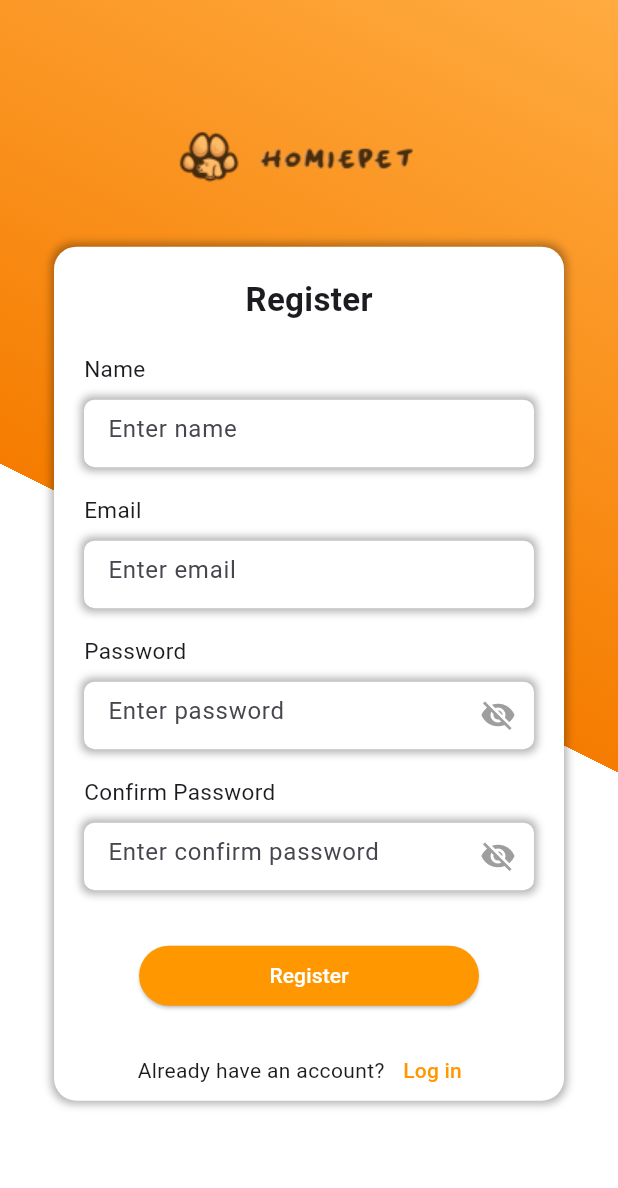
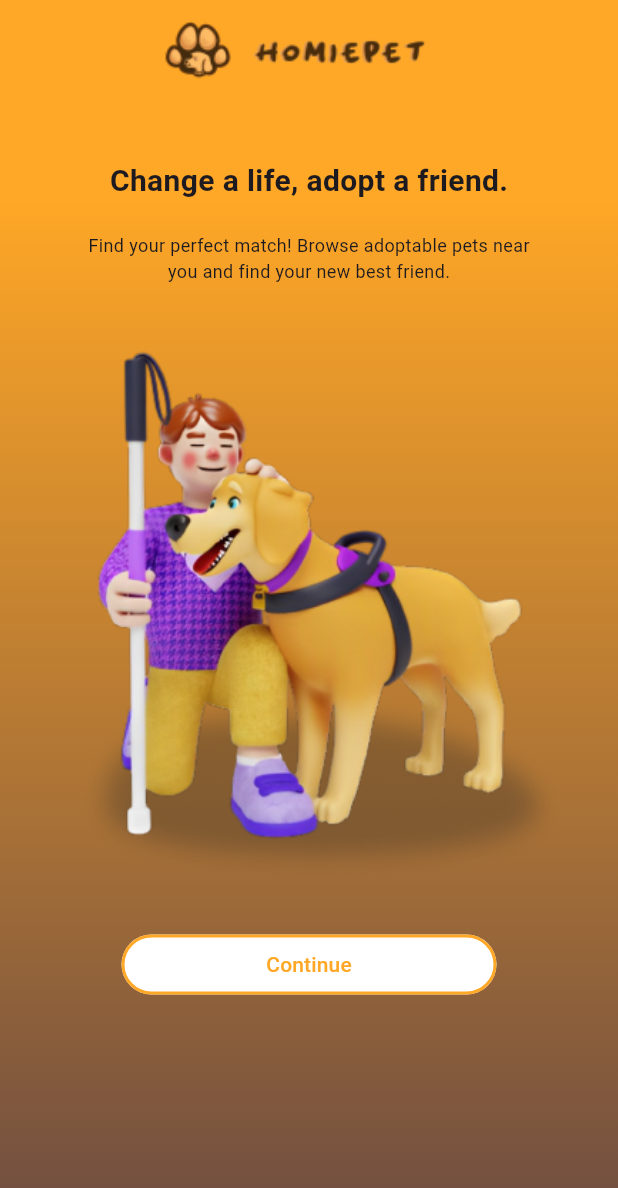
Before and after one commit to JoEdwrd/homiepet, a Flutter app: the screen it shows after launch, on a phone screen of 412 x 824 dp. Shown: the top 1188 px of the screen. Run offline on Flutter 3.47's test engine with Material 3 defaults, Android fonts, the light colour scheme and no system bars.

Commit message:
Update File all

```diff
--- a/lib/register.dart
+++ b/lib/pages/register.dart
@@ -184,7 +184,9 @@
                                               margin: const EdgeInsets.fromLTRB(
                                                   0, 15, 0, 15),
                                               child: ElevatedButton(
-                                                onPressed: () {},
+                                                onPressed: () {
+
+                                                },
                                                 style: ElevatedButton.styleFrom(
                                                     backgroundColor:
                                                         Colors.orange,
--- /dev/null
+++ b/lib/pages/splash.dart
@@ -0,0 +1,76 @@
+import 'package:flutter/material.dart';
+class Splash extends StatelessWidget {
+  const Splash({super.key});
+
+  @override
+  Widget build(BuildContext context) {
+    return Scaffold(
+        appBar: AppBar(
+          backgroundColor: Colors.orange[400],
+          title: Row(
+            mainAxisAlignment: MainAxisAlignment.center,
+            children: <Widget>[
+              Image.asset(
+                'assets/appbarlogo.png',
+                fit: BoxFit.contain,
+                height: 50,)
+            ],
+          ),
+        ),
+        body: Container(
+          decoration: BoxDecoration(
+            gradient: LinearGradient(
+              begin: Alignment.topCenter,
+              end: Alignment.bottomCenter,
+              stops: [0.1, 1],
+              colors: [
+                Colors.orange.shade400,
+                Colors.brown.shade600
+              ],
+            ),
+          ),
+          child:Column(
+            crossAxisAlignment: CrossAxisAlignment.stretch,
+            children: [
+              SizedBox(height: 50),
+              Center(child: Text("Change a life, adopt a friend.",style:
+              TextStyle(
+                  fontSize: 20,
+                  fontWeight: FontWeight.bold
+              ),)),
+              SizedBox(height: 20,),
+              Center(child: Text("Find your perfect match! Browse adoptable pets near",style:
+              TextStyle(
+                  fontSize: 12
+              ))),
+              Center(child: Text("you and find your new best friend.",style: TextStyle(
+                  fontSize: 12
+              ),
+              )
+              ),
+              Center(child: Image.asset('assets/splashscreenimage.png',fit: BoxFit.contain, height: 400,)),
+              SizedBox(height: 30),
+              Center(
+                child: Container(
+                  width: 250,
+                  child: OutlinedButton(
+                    onPressed: () {
+                      Navigator.pushReplacementNamed(context, '/login');
+                    },
+                    child: Text(
+                      "Continue",
+                      style: TextStyle(color: Colors.orange[400]),
+                    ),
+                    style: OutlinedButton.styleFrom(
+                      backgroundColor: Colors.white,
+                      side: BorderSide(color: Colors.orange.shade400, width: 2),
+                    ),
+                  ),
+                ),
+              ),
+            ],
+          ),
+        )
+    );
+  }
+}
--- a/pubspec.yaml
+++ b/pubspec.yaml
@@ -61,9 +61,7 @@
   # To add assets to your application, add an assets section, like this:
   # assets:
   assets:
-    - assets/appbarlogo.png
-    - assets/img.png
-    - assets/Facebook_Logo_Primary.png
+    - assets/
 
 
   # An image asset can refer to one or more resolution-specific "variants", see
```
Also changed, not shown: lib/main.dart (+29 -18 lines), lib/pages/login.dart (renamed from lib/login.dart, +6 -2 lines), lib/pages/preference.dart (added, +170 -0 lines), assets/splashscreenimage.png (added), 1 other file.
